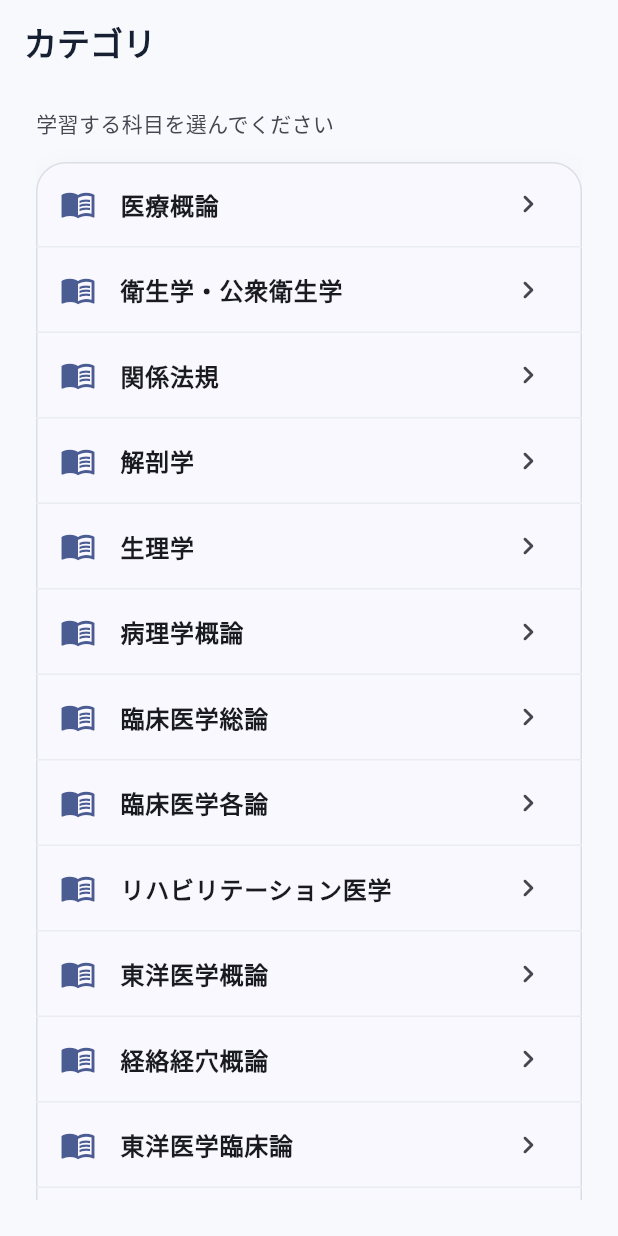
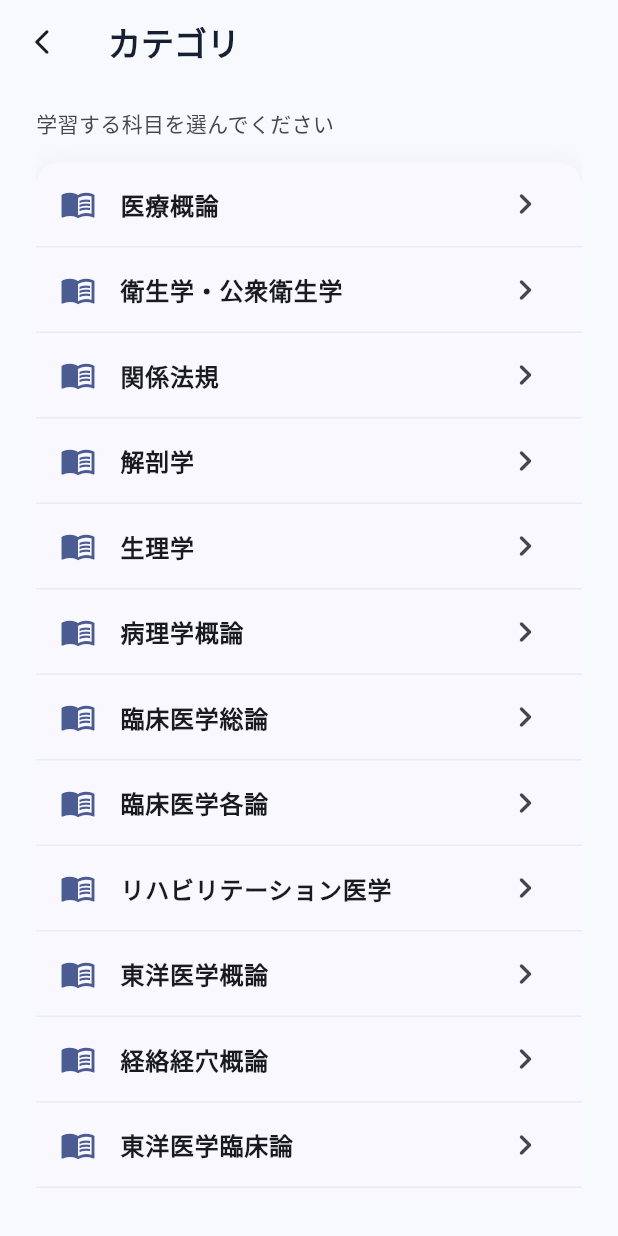
Before and after one commit to takuya42/harikyu_lab, a Flutter app: the CategoriesScreen screen opened by its route, on a phone screen of 412 x 824 dp. Run offline on Flutter 3.47's test engine with Material 3 defaults, Android fonts, the phone set to English and light mode, and no system bars; our stand-ins replace cloud_firestore, device_info_plus, firebase_auth, firebase_core, flutter_riverpod, go_router and 2 more; accounts and stored records are empty; network calls fail.

Commit message:
Improve categories navigation and cards

```diff
--- a/lib/core/widgets/app_page.dart
+++ b/lib/core/widgets/app_page.dart
@@ -17,6 +17,10 @@ class AppPage extends StatelessWidget {
   Widget build(BuildContext context) {
     return Scaffold(
       appBar: AppBar(
+        elevation: 0,
+        scrolledUnderElevation: 0,
+        backgroundColor: Theme.of(context).scaffoldBackgroundColor,
+        surfaceTintColor: Colors.transparent,
         leading: leading,
         title: Text(title, style: const TextStyle(fontWeight: FontWeight.w700)),
       ),
--- a/lib/features/home/presentation/home_screen.dart
+++ b/lib/features/home/presentation/home_screen.dart
@@ -207,7 +207,9 @@ class _StudyCard extends StatelessWidget {
   final _StudyItem item;
   @override
   Widget build(BuildContext context) => AppCard(
-    onTap: () => context.go(item.location),
+    onTap: () => item.location == '/categories'
+        ? context.push(item.location)
+        : context.go(item.location),
     child: Column(crossAxisAlignment: CrossAxisAlignment.start, children: [
       Icon(item.icon, color: Theme.of(context).colorScheme.primary, size: 28),
       const Spacer(),
--- a/lib/features/questions/presentation/categories_screen.dart
+++ b/lib/features/questions/presentation/categories_screen.dart
@@ -1,6 +1,5 @@
 import 'package:flutter/material.dart';
 import 'package:go_router/go_router.dart';
-import 'package:harikyu_lab/core/widgets/app_card.dart';
 import 'package:harikyu_lab/core/widgets/app_page.dart';
 import 'package:harikyu_lab/features/questions/domain/subjects.dart';
 
@@ -10,6 +9,11 @@ class CategoriesScreen extends StatelessWidget {
   @override
   Widget build(BuildContext context) => AppPage(
         title: 'カテゴリ',
+        leading: IconButton(
+          tooltip: MaterialLocalizations.of(context).backButtonTooltip,
+          icon: const Icon(Icons.arrow_back_ios_new_rounded, size: 20),
+          onPressed: () => context.pop(),
+        ),
         child: ListView(
           children: [
             const SizedBox(height: 8),
@@ -17,24 +21,44 @@ class CategoriesScreen extends StatelessWidget {
                 style: TextStyle(
                     color: Theme.of(context).colorScheme.onSurfaceVariant)),
             const SizedBox(height: 16),
-            AppCard(
-              padding: EdgeInsets.zero,
+            DecoratedBox(
+              decoration: BoxDecoration(
+                borderRadius: BorderRadius.circular(16),
+                boxShadow: const [
+                  BoxShadow(
+                    color: Color(0x120F172A),
+                    blurRadius: 14,
+                    offset: Offset(0, 4),
+                  ),
+                ],
+              ),
+              child: Material(
+                color: Theme.of(context).colorScheme.surface,
+                borderRadius: BorderRadius.circular(16),
+                clipBehavior: Clip.antiAlias,
                 child: Column(children: [
                   for (var index = 0; index < subjects.length; index++) ...[
                     ListTile(
+                      splashColor: Theme.of(context)
+                          .colorScheme
+                          .primary
+                          .withValues(alpha: .16),
                       leading: Icon(Icons.menu_book_outlined,
                           color: Theme.of(context).colorScheme.primary),
                       title: Text(subjects[index],
                           style: const TextStyle(fontWeight: FontWeight.w700)),
-                    trailing: const Icon(Icons.chevron_right_rounded),
+                      trailing:
+                          const Icon(Icons.chevron_right_rounded, size: 28),
                       onTap: () => context.go(Uri(
                         path: '/questions',
                         queryParameters: {'subject': subjects[index]},
                       ).toString()),
                     ),
-                  if (index < subjects.length - 1) const Divider(height: 1),
+                    if (index < subjects.length - 1)
+                      const Divider(height: 1),
                   ],
                 ]),
+              ),
             ),
           ],
         ),
```
Lines whose indentation alone changed are shown as unchanged.
